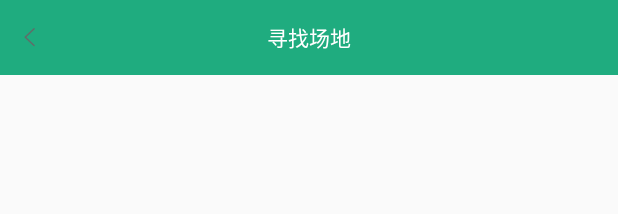
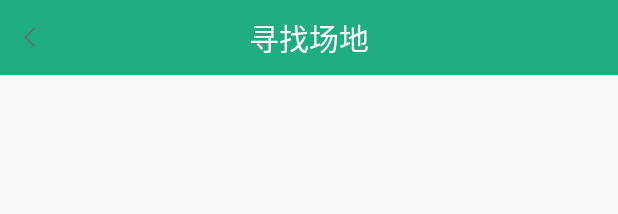
Before and after one commit to huopochuan/wubahuichang, an Android app: the layout public_title.xml on its own in the app's theme, with its tools: preview values and no code run, on a phone screen of 412 x 824 dp. Shown: the top 214 px of the screen. Run offline under Robolectric (Android 15) with nearby library versions, the phone set to English and light mode, and no system bars.

Commit message:
代码更新

```diff
--- a/app/src/main/res/layout/fragment_web.xml
+++ b/app/src/main/res/layout/fragment_web.xml
@@ -13,6 +13,7 @@
             android:layout_height="wrap_content"
             android:layout_centerInParent="true"
             android:textColor="#ffffff"
+            android:textSize="20sp"
             android:text="个性定制"/>
     </RelativeLayout>
     <com.seventeam.wubahuichang.ExpandView.HybridWebView
--- a/app/src/main/res/layout/public_title.xml
+++ b/app/src/main/res/layout/public_title.xml
@@ -17,5 +17,6 @@
        android:layout_height="wrap_content"
        android:layout_centerInParent="true"
        android:textColor="#ffffff"
+       android:textSize="20sp"
        android:text="寻找场地"/>
 </RelativeLayout>
```
